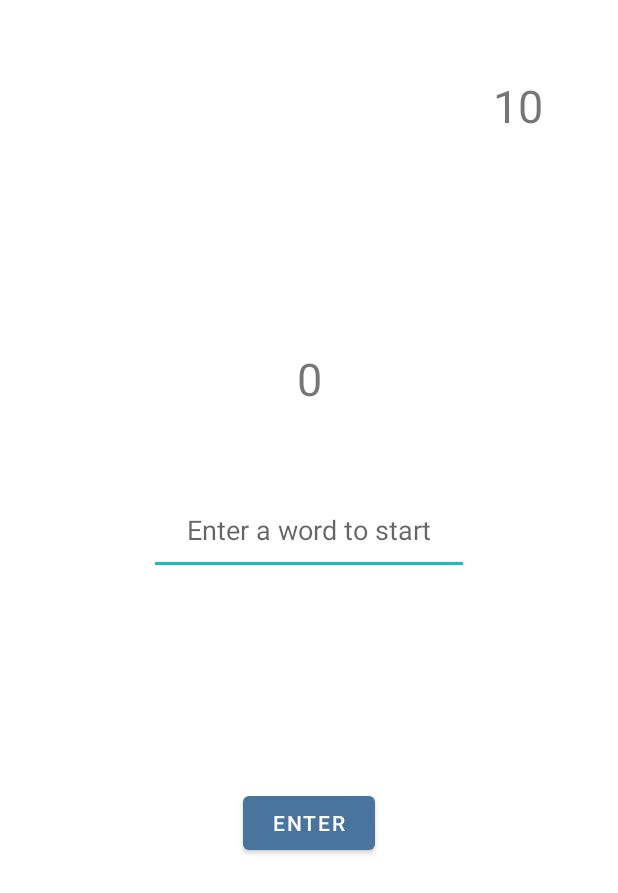
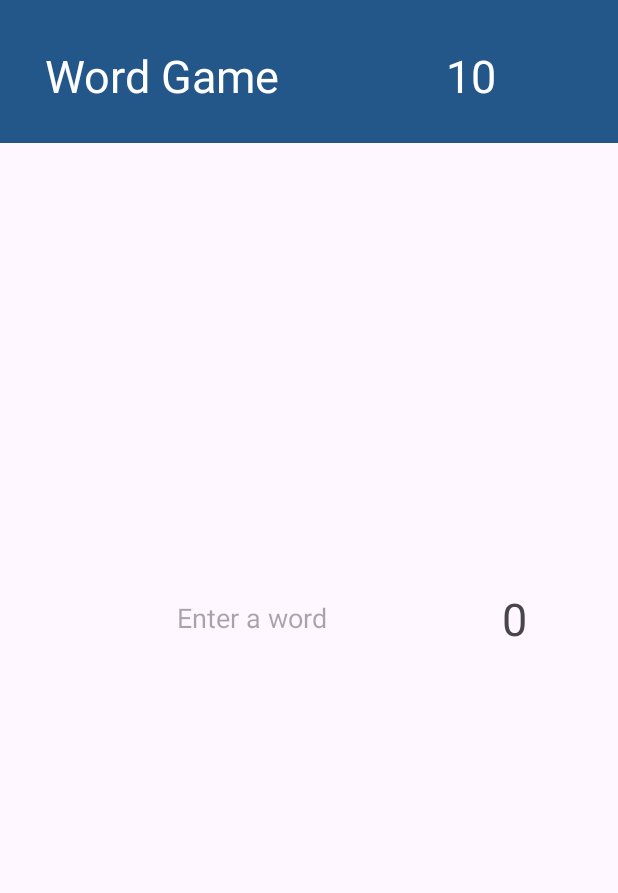
Before and after one commit to AlecCode/RandomWordApp, an Android app: the screen it shows after launch (MainActivity), on a phone screen of 412 x 824 dp. Shown: the top 893 px of the screen. Run offline under Robolectric (Android 15) with nearby library versions, the phone set to English and light mode, and no system bars; libraries missing offline, so code that uses them is left out: com.aallam.openai.

Commit message:
Updated visuals, words are entered on keyboard enter, removed enter button

```diff
--- a/KotlinRandomWordApp/app/build.gradle
+++ b/KotlinRandomWordApp/app/build.gradle
@@ -8,7 +8,7 @@ android {
 
     defaultConfig {
         applicationId "com.example.kotlinrandomwordapp"
-        minSdkVersion 23
+        minSdkVersion 26
         targetSdkVersion 34
         versionCode 1
         versionName "1.0"
@@ -46,6 +46,7 @@ dependencies {
     implementation 'androidx.navigation:navigation-ui-ktx:2.7.7'
     implementation "com.aallam.openai:openai-client:3.7.2"
     implementation 'com.beust:klaxon:5.5'
+    implementation 'com.google.android.material:material:1.12.0'
     implementation("com.squareup.okhttp3:okhttp:4.12.0")
     implementation("io.ktor:ktor-client-android:2.3.11")
     testImplementation 'junit:junit:4.+'
--- a/KotlinRandomWordApp/app/src/main/java/com/kotlinrandomwordapp/FirstFragment.kt
+++ b/KotlinRandomWordApp/app/src/main/java/com/kotlinrandomwordapp/FirstFragment.kt
@@ -7,7 +7,7 @@ import android.view.View
 import android.view.ViewGroup
 import android.view.animation.Animation
 import android.view.animation.AnimationUtils
-import android.widget.Button
+import android.view.inputmethod.EditorInfo
 import android.widget.EditText
 import android.widget.TextView
 import androidx.lifecycle.lifecycleScope
@@ -23,9 +23,11 @@ import kotlinx.coroutines.withContext
 class FirstFragment : Fragment() {
 
     private var _binding: FragmentFirstBinding? = null
-    private var wordHandler: WordHandler? = null
     // This property is only valid between onCreateView and onDestroyView.
     private val binding get() = _binding!!
+
+    private var wordHandler: WordHandler? = null
+    private var gptInFlight: Boolean = false
 
     override fun onCreateView(
         inflater: LayoutInflater, container: ViewGroup?,
@@ -40,11 +42,31 @@ class FirstFragment : Fragment() {
         wordHandler = WordHandler(binding)
         val shakeAnim: Animation = AnimationUtils.loadAnimation(this.context, R.anim.shake)
 
-        binding.mainEnterButton.setOnClickListener {
+        binding.mainTextEntryField.setFocusableInTouchMode(true)
+        binding.mainTextEntryField.requestFocus()
+        binding.mainTextEntryField.setOnEditorActionListener(
+            TextView.OnEditorActionListener { _, actionID, _ ->
+                if (actionID == EditorInfo.IME_ACTION_DONE) {
+                    onEnterFromKeyboard(view, shakeAnim)
+                    return@OnEditorActionListener true
+                }
+                false
+            }
+        )
+    }
+
+    override fun onDestroyView() {
+        super.onDestroyView()
+        _binding = null
+    }
+
+    private fun onEnterFromKeyboard(view: View, shakeAnim: Animation): Unit {
         val mainText: TextView = view.findViewById<TextView>(R.id.main_word_text)
         val scoreText: TextView = view.findViewById<TextView>(R.id.main_score_text)
         val userInput: EditText = view.findViewById<EditText>(R.id.main_text_entry_field)
-            val enterButton: Button = view.findViewById<Button>(R.id.main_enter_button)
+
+        // Don't take new input if the GPT request is still in flight
+        if (gptInFlight) return
 
         viewLifecycleOwner.lifecycleScope.launch {
             val newNonGPTVars: Pair<String, Boolean> = withContext(Dispatchers.IO) {
@@ -54,12 +76,13 @@ class FirstFragment : Fragment() {
             scoreText.text = newNonGPTVars.first
 
             if (newNonGPTVars.second) {
-                    view.findViewById<Button>(R.id.main_enter_button).setEnabled(false)
-                    val newWord = withContext(Dispatchers.IO) {
+                gptInFlight = true
+                mainText.text = withContext(Dispatchers.IO) {
                     wordHandler!!.getNewWord(userInput.text.toString())
                 }
-                    mainText.text = newWord
-                    view.findViewById<Button>(R.id.main_enter_button).setEnabled(true)
+                userInput.text.clear()
+                gptInFlight = false
+
                 wordHandler!!.restartTimer()
             } else {
                 userInput.startAnimation(shakeAnim)
@@ -67,9 +90,3 @@ class FirstFragment : Fragment() {
         }
     }
 }
-
-    override fun onDestroyView() {
-        super.onDestroyView()
-        _binding = null
-    }
-}
--- a/KotlinRandomWordApp/app/src/main/java/com/kotlinrandomwordapp/WordHandler.kt
+++ b/KotlinRandomWordApp/app/src/main/java/com/kotlinrandomwordapp/WordHandler.kt
@@ -10,7 +10,6 @@ class WordHandler(binding: FragmentFirstBinding) {
     private val openAIService: OpenAIService = OpenAIService()
 
     private var score: Int = 0
-    private var currentWord: String = ""
     private var isValid = false
     private var timerStart : Boolean = false
     private val timer = object: CountDownTimer(10000, 1000) {
@@ -21,6 +20,7 @@ class WordHandler(binding: FragmentFirstBinding) {
         override fun onFinish() {
             binding.mainTimerText.text = "Time Up!"
             binding.mainScoreText.text = "0"
+            binding.mainWordText.text = ""
             score = 0
             timerStart = false
         }
--- a/KotlinRandomWordApp/app/src/main/java/com/kotlinrandomwordapp/constants/constants.kt
+++ b/KotlinRandomWordApp/app/src/main/java/com/kotlinrandomwordapp/constants/constants.kt
@@ -1,4 +1,5 @@
 package com.kotlinrandomwordapp.constants
 
 const val DICTIONARY_URL: String = "https://api.dictionaryapi.dev/api/v2/entries/en/"
-const val ROLE_DEF: String = "Respond with a single word that begins with the same letter as the last letter of the word the user sent."
+const val ROLE_DEF: String = ("Respond with a single word that begins with the same letter as the" +
+        " last letter of the word the user sent. Do not repeat words, the previous words were: ")
--- a/KotlinRandomWordApp/app/src/main/res/layout/fragment_first.xml
+++ b/KotlinRandomWordApp/app/src/main/res/layout/fragment_first.xml
@@ -6,23 +6,45 @@
     android:layout_height="match_parent"
     tools:context="com.kotlinrandomwordapp.FirstFragment">
 
+    <View
+        android:id="@+id/main_top_bar"
+        android:layout_width="match_parent"
+        android:layout_height="95dp"
+        app:layout_constraintStart_toStartOf="parent"
+        app:layout_constraintEnd_toEndOf="parent"
+        android:background="@color/blue_dark"
+        app:layout_constraintTop_toTopOf="parent" />
+
+    <TextView
+        android:id="@+id/main_title_text"
+        android:layout_width="wrap_content"
+        android:layout_height="wrap_content"
+        android:text="@string/main_title_text"
+        android:textSize="30sp"
+        android:padding="30dp"
+        android:textColor="@color/white"
+        app:layout_constraintTop_toTopOf="parent"
+        app:layout_constraintStart_toStartOf="parent" />
+
     <TextView
         android:id="@+id/main_timer_text"
         android:layout_width="wrap_content"
         android:layout_height="wrap_content"
         android:text="@string/main_timer_text"
         android:textSize="30sp"
-        android:padding="50dp"
+        android:padding="30dp"
+        android:textColor="@color/white"
         app:layout_constraintTop_toTopOf="parent"
-        app:layout_constraintEnd_toEndOf="parent" />
+        app:layout_constraintEnd_toEndOf="parent"
+        app:layout_constraintStart_toEndOf="@+id/main_title_text" />
 
     <TextView
         android:id="@+id/main_word_text"
         android:layout_width="wrap_content"
         android:layout_height="wrap_content"
-        android:text="@string/main_title_text"
+        android:text="@string/main_word_text"
         android:textSize="30sp"
-        app:layout_constraintTop_toTopOf="parent"
+        app:layout_constraintTop_toBottomOf="@+id/main_top_bar"
         app:layout_constraintBottom_toTopOf="@id/main_text_entry_field"
         app:layout_constraintEnd_toEndOf="parent"
         app:layout_constraintStart_toStartOf="parent" />
@@ -33,10 +55,10 @@
         android:layout_height="wrap_content"
         android:text="@string/main_score_text"
         android:textSize="30sp"
-        app:layout_constraintTop_toBottomOf="@+id/main_word_text"
-        app:layout_constraintBottom_toTopOf="@+id/main_text_entry_field"
-        app:layout_constraintEnd_toEndOf="parent"
-        app:layout_constraintStart_toStartOf="parent" />
+        app:layout_constraintTop_toTopOf="parent"
+        app:layout_constraintBottom_toBottomOf="parent"
+        app:layout_constraintStart_toEndOf="@+id/main_text_entry_field"
+        app:layout_constraintEnd_toEndOf="parent" />
 
     <EditText
         android:id="@+id/main_text_entry_field"
@@ -48,18 +70,10 @@
         android:text=""
         android:hint="@string/main_text_entry_text"
         android:textAlignment="center"
-        app:layout_constraintTop_toBottomOf="@+id/main_word_text"
-        app:layout_constraintBottom_toTopOf="@+id/main_enter_button"
-        app:layout_constraintEnd_toEndOf="parent"
-        app:layout_constraintStart_toStartOf="parent" />
+        android:background="@null"
+        app:layout_constraintTop_toTopOf="parent"
+        app:layout_constraintBottom_toBottomOf="parent"
+        app:layout_constraintStart_toStartOf="parent"
+        app:layout_constraintEnd_toStartOf="@+id/main_score_text" />
 
-    <Button
-        android:id="@+id/main_enter_button"
-        android:layout_width="wrap_content"
-        android:layout_height="wrap_content"
-        android:text="@string/main_enter_button_text"
-        app:layout_constraintTop_toBottomOf="@+id/main_score_text"
-        app:layout_constraintBottom_toBottomOf="parent"
-        app:layout_constraintEnd_toEndOf="parent"
-        app:layout_constraintStart_toStartOf="parent" />
 </androidx.constraintlayout.widget.ConstraintLayout>
--- a/KotlinRandomWordApp/app/src/main/res/values-night/themes.xml
+++ b/KotlinRandomWordApp/app/src/main/res/values-night/themes.xml
@@ -1,6 +1,6 @@
 <resources xmlns:tools="http://schemas.android.com/tools">
     <!-- Base application theme. -->
-    <style name="Theme.KotlinRandomWordApp" parent="Theme.MaterialComponents.DayNight.DarkActionBar">
+    <style name="Theme.KotlinRandomWordApp" parent="Theme.Material3.Dark">
         <!-- Primary brand color. -->
         <item name="colorPrimary">@color/blue_light</item>
         <item name="colorPrimaryVariant">@color/blue_dark</item>
--- a/KotlinRandomWordApp/app/src/main/res/values/strings.xml
+++ b/KotlinRandomWordApp/app/src/main/res/values/strings.xml
@@ -3,9 +3,10 @@
     <string name="action_settings">Settings</string>
     <string name="first_fragment_label">First Fragment</string>
 
-    <string name="main_title_text"></string>
+    <string name="main_title_text">Word Game</string>
+    <string name="main_word_text"></string>
     <string name="main_timer_text">10</string>
-    <string name="main_text_entry_text">Enter a word to start</string>
+    <string name="main_text_entry_text">Enter a word</string>
     <string name="main_score_text">0</string>
     <string name="main_enter_button_text">Enter</string>
 </resources>
--- a/KotlinRandomWordApp/app/src/main/res/values/themes.xml
+++ b/KotlinRandomWordApp/app/src/main/res/values/themes.xml
@@ -1,6 +1,6 @@
 <resources xmlns:tools="http://schemas.android.com/tools">
     <!-- Base application theme. -->
-    <style name="Theme.KotlinRandomWordApp" parent="Theme.MaterialComponents.DayNight.DarkActionBar">
+    <style name="Theme.KotlinRandomWordApp" parent="Theme.Material3.Light">
         <!-- Primary brand color. -->
         <item name="colorPrimary">@color/blue_mid</item>
         <item name="colorPrimaryVariant">@color/blue_dark</item>
```
Also changed, not shown: KotlinRandomWordApp/app/src/main/java/com/kotlinrandomwordapp/services/OpenAIService.kt (+22 -5 lines), KotlinRandomWordApp/app/src/main/res/drawable/custom_button.xml (added, +8 -0 lines). Lines whose indentation alone changed are shown as unchanged.
